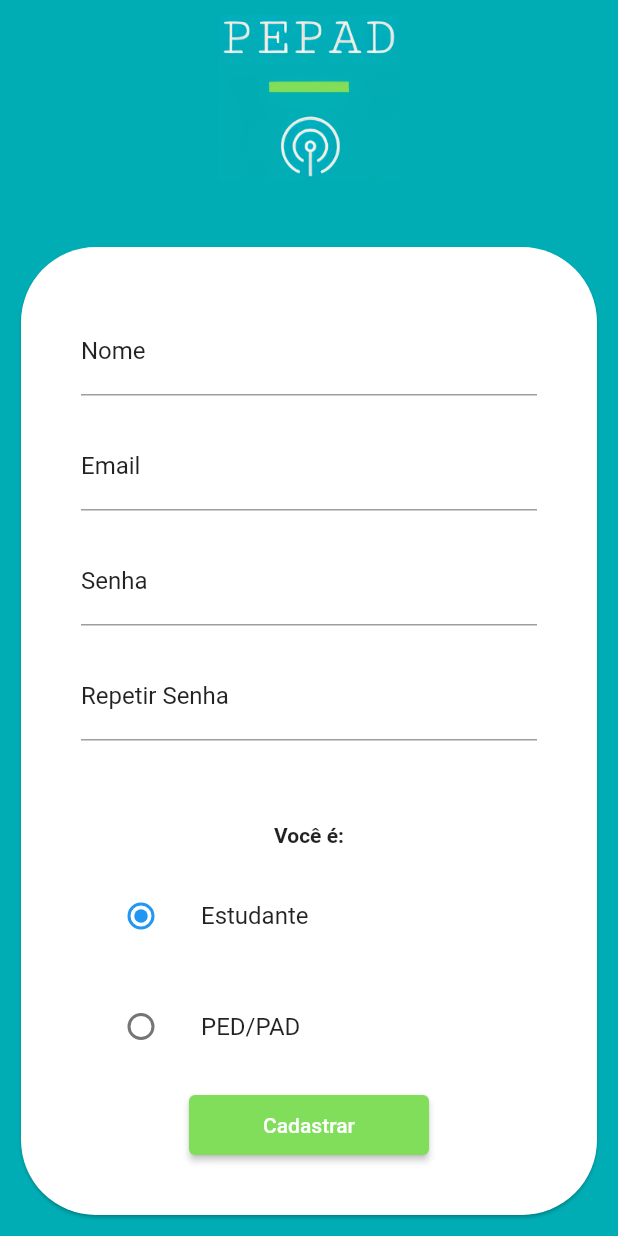
After one commit to humanolaranja/mc855-flutter, a Flutter app: the screen it shows after launch, after a tap on "Cadastrar-se", on a phone screen of 412 x 824 dp. The commit adds this screen. Run offline on Flutter 3.47's test engine with Material 2 defaults, Android fonts, the light colour scheme and no system bars.

Commit message:
feat: register page

```diff
--- /dev/null
+++ b/lib/entities/student .dart
@@ -0,0 +1,10 @@
+import 'package:mc855/entities/class.dart';
+
+class Student {
+  final String name;
+  final String email;
+  final String password;
+  final List<Class> classes = [];
+
+  Student(this.name, this.email, this.password);
+}
--- /dev/null
+++ b/lib/entities/teacher.dart
@@ -0,0 +1,10 @@
+import 'package:mc855/entities/class.dart';
+
+class Teacher {
+  final String name;
+  final String email;
+  final String password;
+  final List<Class> classes = [];
+
+  Teacher(this.name, this.email, this.password);
+}
--- a/lib/pages/Login/login_page.dart
+++ b/lib/pages/Login/login_page.dart
@@ -46,20 +46,22 @@ class _LoginPageState extends State<LoginPage> {
                             decoration: InputDecoration(
                               border: UnderlineInputBorder(),
                               focusedBorder: UnderlineInputBorder(
-                                borderSide: BorderSide(color: Color(0xFF80DE5B)),
+                                borderSide:
+                                    BorderSide(color: Color(0xFF80DE5B)),
                               ),
                               labelText: 'Email',
-                              labelStyle: TextStyle(color: Color(0xFF80DE5B)),
+                              labelStyle: TextStyle(color: Color(0xDD000000)),
                             ),
                           ),
                           TextField(
                             decoration: InputDecoration(
                               border: UnderlineInputBorder(),
                               focusedBorder: UnderlineInputBorder(
-                                borderSide: BorderSide(color: Color(0xFF80DE5B)),
+                                borderSide:
+                                    BorderSide(color: Color(0xFF80DE5B)),
                               ),
                               labelText: 'Senha',
-                              labelStyle: TextStyle(color: Color(0xFF80DE5B)),
+                              labelStyle: TextStyle(color: Color(0xDD000000)),
                             ),
                             obscureText: true,
                           ),
@@ -69,7 +71,8 @@ class _LoginPageState extends State<LoginPage> {
                               width: double.maxFinite,
                               height: 40,
                               child: ElevatedButton(
-                                onPressed: () => Routes().replaceToHomePage(context),
+                                onPressed: () =>
+                                    Routes().replaceToHomePage(context),
                                 child: Text("Login"),
                               ),
                             ),
@@ -79,10 +82,15 @@ class _LoginPageState extends State<LoginPage> {
                             mainAxisAlignment: MainAxisAlignment.center,
                             children: [
                               Text("Não tem conta? "),
-                              Text(
-                                "Cadastre-se",
-                                style: TextStyle(fontWeight: FontWeight.bold),
-                              ),
+                              TextButton(
+                                  onPressed: () =>
+                                      Routes().replaceToRegister(context),
+                                  child: Text(
+                                    "Cadastrar-se",
+                                    style: TextStyle(
+                                        fontWeight: FontWeight.bold,
+                                        color: Color(0xDD000000)),
+                                  ))
                             ],
                           )
                         ],
--- /dev/null
+++ b/lib/pages/Register/register_page.dart
@@ -0,0 +1,154 @@
+import 'package:flutter/foundation.dart';
+import 'package:flutter/material.dart';
+import 'package:mc855/entities/student%20.dart';
+import 'package:mc855/entities/teacher.dart';
+import 'package:mc855/routes.dart';
+
+enum character { student, teacher }
+
+class RegisterPage extends StatefulWidget {
+  RegisterPage({Key? key}) : super(key: key);
+
+  @override
+  _RegisterPageState createState() => _RegisterPageState();
+}
+
+class _RegisterPageState extends State<RegisterPage> {
+  String path(str) {
+    return (kIsWeb) ? str : 'assets/$str';
+  }
+
+  character? _character = character.student;
+
+  @override
+  Widget build(BuildContext context) {
+    return Scaffold(
+      body: Container(
+        color: Color(0xFF00ADB5),
+        child: Padding(
+          padding: EdgeInsets.all(10),
+          child: Column(
+            children: [
+              Padding(
+                padding: EdgeInsets.only(bottom: 40),
+                child: Image(
+                  image: AssetImage(path('logo.png')),
+                  width: 120,
+                ),
+              ),
+              Flexible(
+                child: Container(
+                  child: Card(
+                    shape: RoundedRectangleBorder(
+                      borderRadius: BorderRadius.circular(50),
+                    ),
+                    child: Padding(
+                      padding: EdgeInsets.all(40),
+                      child: Column(
+                        mainAxisAlignment: MainAxisAlignment.spaceBetween,
+                        crossAxisAlignment: CrossAxisAlignment.center,
+                        children: [
+                          TextField(
+                            decoration: InputDecoration(
+                              border: UnderlineInputBorder(),
+                              focusedBorder: UnderlineInputBorder(
+                                borderSide:
+                                    BorderSide(color: Color(0xFF80DE5B)),
+                              ),
+                              labelText: 'Nome',
+                              labelStyle: TextStyle(color: Color(0xDD000000)),
+                            ),
+                          ),
+                          TextField(
+                            decoration: InputDecoration(
+                              border: UnderlineInputBorder(),
+                              focusedBorder: UnderlineInputBorder(
+                                borderSide:
+                                    BorderSide(color: Color(0xFF80DE5B)),
+                              ),
+                              labelText: 'Email',
+                              labelStyle: TextStyle(color: Color(0xDD000000)),
+                            ),
+                          ),
+                          TextField(
+                            decoration: InputDecoration(
+                              border: UnderlineInputBorder(),
+                              focusedBorder: UnderlineInputBorder(
+                                borderSide:
+                                    BorderSide(color: Color(0xFF80DE5B)),
+                              ),
+                              labelText: 'Senha',
+                              labelStyle: TextStyle(color: Color(0xDD000000)),
+                            ),
+                            obscureText: true,
+                          ),
+                          TextField(
+                            decoration: InputDecoration(
+                              border: UnderlineInputBorder(),
+                              focusedBorder: UnderlineInputBorder(
+                                borderSide:
+                                    BorderSide(color: Color(0xFF80DE5B)),
+                              ),
+                              labelText: 'Repetir Senha',
+                              labelStyle: TextStyle(color: Color(0xDD000000)),
+                            ),
+                            obscureText: true,
+                          ),
+                          Container(
+                            padding: EdgeInsets.only(bottom: 20),
+                            alignment: Alignment.topLeft,
+                          ),
+                          Text(
+                            'Você é:',
+                            textAlign: TextAlign.left,
+                            style: TextStyle(fontWeight: FontWeight.bold),
+                          ),
+                          ListTile(
+                            title: const Text('Estudante'),
+                            leading: Radio<character>(
+                              value: character.student,
+                              groupValue: _character,
+                              onChanged: (character? value) {
+                                setState(() {
+                                  _character = value;
+                                });
+                              },
+                            ),
+                          ),
+                          ListTile(
+                            title: const Text('PED/PAD'),
+                            leading: Radio<character>(
+                              value: character.teacher,
+                              groupValue: _character,
+                              onChanged: (character? value) {
+                                setState(() {
+                                  _character = value;
+                                });
+                              },
+                            ),
+                          ),
+                          Padding(
+                            padding: EdgeInsets.symmetric(horizontal: 72),
+                            child: Container(
+                              width: double.maxFinite,
+                              height: 40,
+                              child: ElevatedButton(
+                                onPressed: () =>
+                                    Routes().replaceToHomePage(context),
+                                child: Text("Cadastrar"),
+                              ),
+                            ),
+                          ),
+                        ],
+                      ),
+                    ),
+                  ),
+                ),
+              ),
+            ],
+          ),
+        ),
+      ),
+    );
+  }
+}
--- a/lib/routes.dart
+++ b/lib/routes.dart
@@ -5,6 +5,7 @@ import 'package:mc855/pages/Details/details_page.dart';
 import 'package:mc855/pages/Home/home_page.dart';
 import 'package:mc855/pages/IncludeSubject/include_subject_page.dart';
 import 'package:mc855/pages/Login/login_page.dart';
+import 'package:mc855/pages/Register/register_page.dart';
 
 class Routes {
   static final String loginPagePath = '/';
@@ -13,22 +14,27 @@ class Routes {
   static final String configDetailsPagePath = '/config/details';
   static final String detailsPagePath = '/details';
   static final String includeSubjectPagePath = '/include';
+  static final String registerPagePath = '/register';
 
   getDefault() {
     return {
       loginPagePath: (BuildContext context) => LoginPage(),
-      homePagePath: (BuildContext context) => HomePage(title: "Minhas Disciplinas"),
-      configPagePath: (BuildContext context) => ConfigPage(title: "Configurar Disciplinas"),
+      homePagePath: (BuildContext context) =>
+          HomePage(title: "Minhas Disciplinas"),
+      configPagePath: (BuildContext context) =>
+          ConfigPage(title: "Configurar Disciplinas"),
       detailsPagePath: (BuildContext context) => DetailsPage(false),
       configDetailsPagePath: (BuildContext context) => DetailsPage(true),
       includeSubjectPagePath: (BuildContext context) => IncludeSubjectPage(),
+      registerPagePath: (BuildContext context) => RegisterPage(),
     };
   }
 
   routeBuilder(String name, Object arguments) {
     return PageRouteBuilder(
       settings: RouteSettings(name: name, arguments: arguments),
-      pageBuilder: (BuildContext context, __, ___) => Routes().getDefault()[name](context),
+      pageBuilder: (BuildContext context, __, ___) =>
+          Routes().getDefault()[name](context),
     );
   }
 
@@ -59,4 +65,8 @@ class Routes {
   replaceToConfig(BuildContext context) {
     Navigator.pushReplacementNamed(context, configPagePath);
   }
+
+  replaceToRegister(BuildContext context) {
+    Navigator.pushReplacementNamed(context, registerPagePath);
+  }
 }
```
Also changed, not shown: pubspec.lock.
